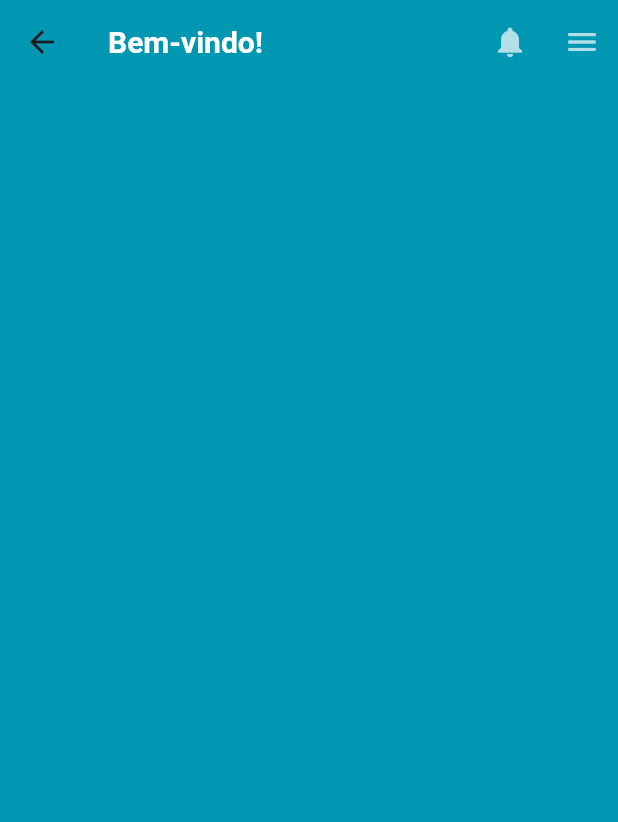
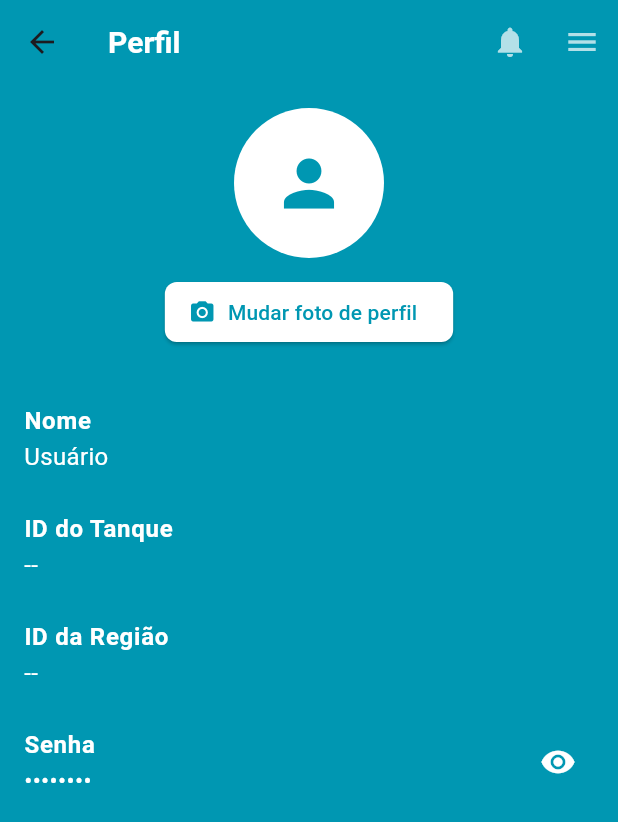
Before and after one commit to CarinaNovais/app_smart_milk_, a Flutter app: the HomeProdutorPage screen opened by its route, after a tap on the "menu" icon, after a tap on "Perfil", on a phone screen of 412 x 824 dp. Shown: the top 822 px of the screen. Run offline on Flutter 3.47's test engine with Material 3 defaults, Android fonts, the phone set to English and light mode, and no system bars; our stand-ins replace image_picker, shared_preferences, typed_data; missing offline and left inert: mqtt_client, qr_code_scanner_plus; accounts and stored records are empty.

Commit message:
adicionando lógica para aparecer dados do usuario

```diff
--- a/SmartMilk/lib/main.dart
+++ b/SmartMilk/lib/main.dart
@@ -5,7 +5,6 @@ import 'package:flutter/material.dart';
 import 'package:app_smart_milk/pages/index.dart';
 import 'package:app_smart_milk/pages/login_page.dart';
 import 'package:app_smart_milk/pages/perfil.dart';
-import '';
 
 void main() {
   WidgetsFlutterBinding.ensureInitialized();
--- a/SmartMilk/lib/pages/homeProdutor.dart
+++ b/SmartMilk/lib/pages/homeProdutor.dart
@@ -3,6 +3,7 @@ import 'package:app_smart_milk/components/navbar.dart';
 import 'package:flutter/material.dart';
 import 'package:shared_preferences/shared_preferences.dart';
 import 'package:app_smart_milk/pages/mqtt_service.dart';
+import 'dart:convert'; // para base64Decode
 
 late MQTTService mqtt;
 
@@ -32,6 +33,7 @@ class _HomeProdutorPageState extends State<HomeProdutorPage> {
     mqtt.inicializar();
   }
 
+  //fazer essa funcao ficar universal
   Future<void> carregarDadosUsuario() async {
     final prefs = await SharedPreferences.getInstance();
 
@@ -103,13 +105,31 @@ class _HomeProdutorPageState extends State<HomeProdutorPage> {
             UserAccountsDrawerHeader(
               accountName: Text(nomeUsuario),
               accountEmail: const Text('Email'),
-              currentAccountPicture: const CircleAvatar(
-                backgroundColor: Colors.white,
-                child: Text(
-                  'U',
-                  style: TextStyle(fontSize: 24.0, color: Colors.black),
-                ),
+              currentAccountPicture: FutureBuilder<SharedPreferences>(
+                future: SharedPreferences.getInstance(),
+                builder: (context, snapshot) {
+                  if (!snapshot.hasData) {
+                    return const CircleAvatar(
+                      backgroundColor: Colors.white,
+                      child: Icon(Icons.person, color: appBlue, size: 40),
+                    );
+                  }
+
+                  final fotoBase64 = snapshot.data!.getString('foto');
+                  if (fotoBase64 != null && fotoBase64.isNotEmpty) {
+                    final imageBytes = base64Decode(fotoBase64);
+                    return CircleAvatar(
+                      backgroundImage: MemoryImage(imageBytes),
+                    );
+                  } else {
+                    return const CircleAvatar(
+                      backgroundColor: Colors.white,
+                      child: Icon(Icons.person, color: appBlue, size: 40),
+                    );
+                  }
+                },
               ),
+
               decoration: const BoxDecoration(color: appBlue),
             ),
             ListTile(
--- a/SmartMilk/lib/pages/mqtt_service.dart
+++ b/SmartMilk/lib/pages/mqtt_service.dart
@@ -77,6 +77,10 @@ class MQTTService {
             await prefs.setString('token', dados['token']);
             await prefs.setString('expira_em', dados['expira_em']);
             await prefs.setString('nome', dados['nome']);
+            await prefs.setString('senha', dados['senha'].toString());
+            await prefs.setString('idtanque', dados['idtanque'].toString());
+            await prefs.setString('idregiao', dados['idregiao'].toString());
+
             print('✅ Token e dados do usuário salvos com sucesso.');
             onLoginAceito();
           } else {
--- a/SmartMilk/lib/pages/perfil.dart
+++ b/SmartMilk/lib/pages/perfil.dart
@@ -2,6 +2,10 @@ import 'package:app_smart_milk/components/navbar.dart';
 import 'package:flutter/material.dart';
 import 'package:shared_preferences/shared_preferences.dart';
 import 'package:app_smart_milk/pages/mqtt_service.dart';
+import 'dart:io';
+import 'dart:convert';
+import 'package:image_picker/image_picker.dart';
+import 'dart:typed_data';
 
 const Color appBlue = Color(0xFF0097B2);
 late MQTTService mqtt;
@@ -15,10 +19,96 @@ class PerfilPage extends StatefulWidget {
 
 class _PerfilPage extends State<PerfilPage> {
   String nomeUsuario = '';
+  String idtanque = '';
+  String idregiao = '';
+  String senha = '';
+  bool senhaVisivel = false;
+  File? imagemPerfil;
+  Uint8List? imagemMemoria;
 
   @override
   void initState() {
     super.initState();
+    carregarDadosUsuario();
+  }
+
+  Future<void> carregarDadosUsuario() async {
+    final prefs = await SharedPreferences.getInstance();
+
+    setState(() {
+      nomeUsuario = prefs.getString('nome') ?? 'Usuário';
+      senha = prefs.getString('senha') ?? '--';
+      idtanque = prefs.getString('idtanque') ?? '--';
+      idregiao = prefs.getString('idregiao') ?? '--';
+
+      final fotoBase64 = prefs.getString('foto');
+      if (fotoBase64 != null && fotoBase64.isNotEmpty) {
+        imagemMemoria = base64Decode(fotoBase64);
+      }
+    });
+  }
+
+  Future<void> selecionarImagem() async {
+    showModalBottomSheet(
+      context: context,
+      builder:
+          (context) => SafeArea(
+            child: Wrap(
+              children: [
+                ListTile(
+                  leading: const Icon(Icons.photo_library),
+                  title: const Text('Galeria'),
+                  onTap: () async {
+                    Navigator.of(context).pop();
+                    await _pickAndSaveImage(ImageSource.gallery);
+                  },
+                ),
+                ListTile(
+                  leading: const Icon(Icons.camera_alt),
+                  title: const Text('Câmera'),
+                  onTap: () async {
+                    Navigator.of(context).pop();
+                    await _pickAndSaveImage(ImageSource.camera);
+                  },
+                ),
+              ],
+            ),
+          ),
+    );
+  }
+
+  Future<void> _pickAndSaveImage(ImageSource source) async {
+    final picker = ImagePicker();
+    final pickedImage = await picker.pickImage(source: source);
+    if (pickedImage != null) {
+      final bytes = await pickedImage.readAsBytes();
+      final fotoBase64 = base64Encode(bytes);
+
+      final prefs = await SharedPreferences.getInstance();
+      await prefs.setString('foto', fotoBase64);
+
+      setState(() {
+        imagemPerfil = File(pickedImage.path);
+        imagemMemoria = bytes;
+      });
+    }
+  }
+
+  Widget _infoTile(String titulo, String valor) {
+    return ListTile(
+      contentPadding: EdgeInsets.zero,
+      title: Text(
+        titulo,
+        style: const TextStyle(
+          fontWeight: FontWeight.bold,
+          color: Colors.white,
+        ),
+      ),
+      subtitle: Text(
+        valor,
+        style: const TextStyle(fontSize: 16, color: Colors.white),
+      ),
+    );
   }
 
   @override
@@ -26,7 +116,7 @@ class _PerfilPage extends State<PerfilPage> {
     return Scaffold(
       backgroundColor: const Color(0xFF0097B2),
       appBar: Navbar(
-        title: 'Bem-vindo!',
+        title: 'Perfil',
         style: const TextStyle(
           color: Colors.white,
           fontSize: 20,
@@ -45,12 +135,18 @@ class _PerfilPage extends State<PerfilPage> {
             UserAccountsDrawerHeader(
               accountName: Text(nomeUsuario),
               accountEmail: const Text('Email'),
-              currentAccountPicture: const CircleAvatar(
+              currentAccountPicture: CircleAvatar(
                 backgroundColor: Colors.white,
-                child: Text(
-                  'U',
-                  style: TextStyle(fontSize: 24.0, color: Colors.black),
-                ),
+                backgroundImage:
+                    imagemPerfil != null
+                        ? FileImage(imagemPerfil!)
+                        : (imagemMemoria != null
+                            ? MemoryImage(imagemMemoria!)
+                            : null),
+                child:
+                    (imagemPerfil == null && imagemMemoria == null)
+                        ? const Icon(Icons.person, size: 50, color: appBlue)
+                        : null,
               ),
               decoration: const BoxDecoration(color: appBlue),
             ),
@@ -81,6 +177,65 @@ class _PerfilPage extends State<PerfilPage> {
           ],
         ),
       ),
+      body: Padding(
+        padding: const EdgeInsets.all(16.0),
+        child: Column(
+          children: [
+            CircleAvatar(
+              radius: 50,
+              backgroundColor: Colors.white,
+              backgroundImage:
+                  imagemPerfil != null
+                      ? FileImage(imagemPerfil!)
+                      : (imagemMemoria != null
+                          ? MemoryImage(imagemMemoria!)
+                          : null),
+              child:
+                  (imagemPerfil == null && imagemMemoria == null)
+                      ? const Icon(Icons.person, size: 50, color: appBlue)
+                      : null,
+            ),
+            const SizedBox(height: 12),
+            ElevatedButton.icon(
+              onPressed: selecionarImagem,
+              icon: const Icon(Icons.photo_camera),
+              label: const Text('Mudar foto de perfil'),
+              style: ElevatedButton.styleFrom(
+                backgroundColor: Colors.white,
+                foregroundColor: appBlue,
+                shape: RoundedRectangleBorder(
+                  borderRadius: BorderRadius.circular(8),
+                ),
+              ),
+            ),
+            const SizedBox(height: 24),
+            _infoTile('Nome', nomeUsuario),
+            _infoTile('ID do Tanque', idtanque),
+            _infoTile('ID da Região', idregiao),
+            ListTile(
+              contentPadding: EdgeInsets.zero,
+              title: const Text(
+                'Senha',
+                style: TextStyle(
+                  fontWeight: FontWeight.bold,
+                  color: Colors.white,
+                ),
+              ),
+              subtitle: Text(
+                senhaVisivel ? senha : '••••••••',
+                style: const TextStyle(fontSize: 16, color: Colors.white),
+              ),
+              trailing: IconButton(
+                icon: Icon(
+                  senhaVisivel ? Icons.visibility_off : Icons.visibility,
+                  color: Colors.white,
+                ),
+                onPressed: () => setState(() => senhaVisivel = !senhaVisivel),
+              ),
+            ),
+          ],
+        ),
+      ),
     );
   }
 }
```
Also changed, not shown: 2 other files.
